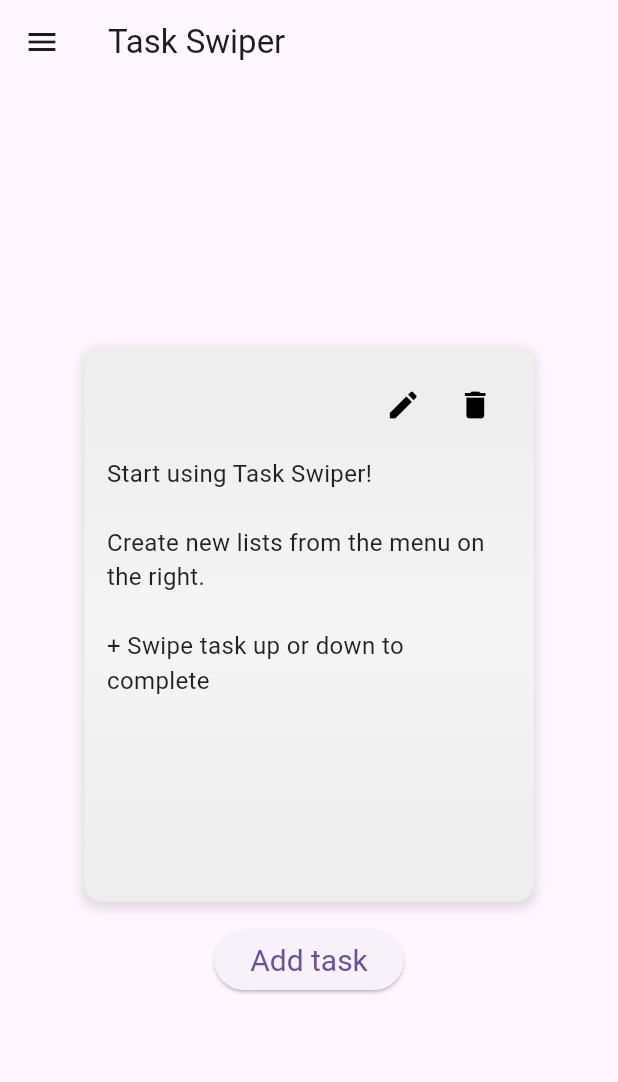
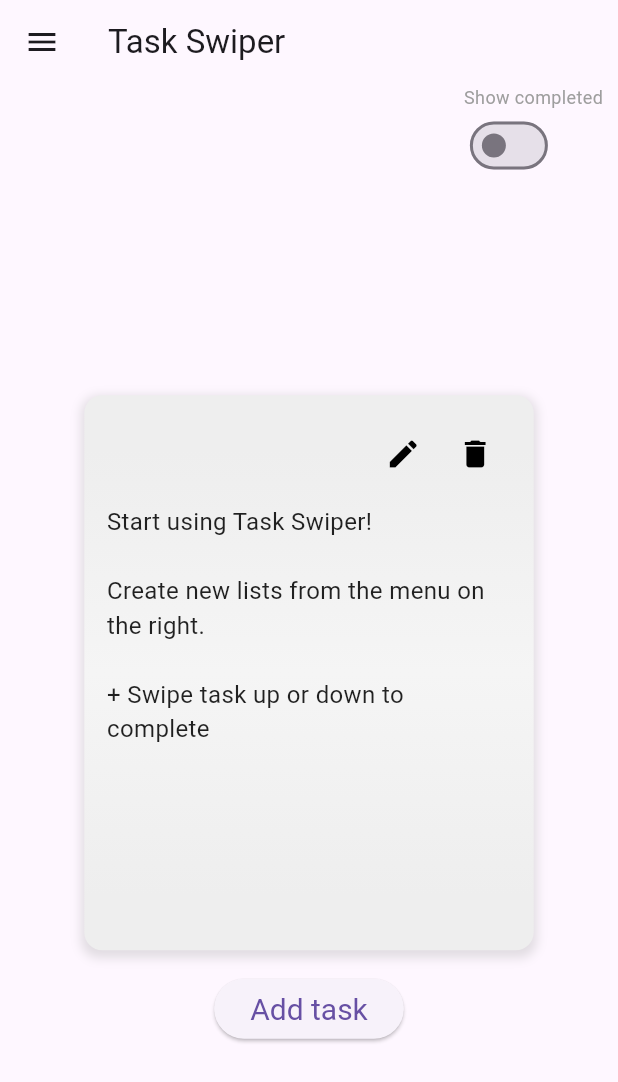
Before and after one commit to temedeus/task_swiper, a Flutter app: the screen it shows after launch, on a phone screen of 412 x 824 dp. Shown: the top 1082 px of the screen. Run offline on Flutter 3.47's test engine with Material 3 defaults, Android fonts, the phone set to English and light mode, and no system bars; drawn by our look-alikes of carousel_slider; our stand-ins replace get_it, sqflite; accounts and stored records are empty.

Commit message:
Show completed siwtch

```diff
--- a/lib/ui/screens/task_listing.dart
+++ b/lib/ui/screens/task_listing.dart
@@ -5,6 +5,7 @@ import 'package:taskswiper/model/task.dart';
 import 'package:taskswiper/providers/selected_task_list_provider.dart';
 import 'package:taskswiper/service/database_service.dart';
 import 'package:taskswiper/service/service_locator.dart';
+import 'package:taskswiper/ui/widgets/switch_wrapper.dart';
 import 'package:taskswiper/ui/widgets/task_item.dart';
 
 import '../../model/status.dart';
@@ -24,6 +25,7 @@ class _TaskListingState extends State<TaskListing> {
   late DatabaseService _databaseService;
   List<Task> _tasks = [];
   TaskList? _taskList;
+  bool showCompleted = false;
 
   _TaskListingState();
 
@@ -66,8 +68,9 @@ class _TaskListingState extends State<TaskListing> {
 
               return Column(
                 mainAxisAlignment: MainAxisAlignment.spaceBetween,
-                crossAxisAlignment: CrossAxisAlignment.center,
+                crossAxisAlignment: CrossAxisAlignment.end,
                 children: [
+                  SwitchWrapper(title: "Show completed", onChanged: null,),
                   Expanded(
                     child: Center(
                       child: Column(
--- /dev/null
+++ b/lib/ui/widgets/switch_wrapper.dart
@@ -0,0 +1,40 @@
+import 'package:flutter/material.dart';
+
+class SwitchWrapper extends StatefulWidget {
+  final ValueChanged<bool>? onChanged;
+  final String title;
+
+  const SwitchWrapper({Key? key, this.onChanged, required this.title}) : super(key: key);
+
+  @override
+  _SwitchWrapperState createState() => _SwitchWrapperState();
+}
+
+class _SwitchWrapperState extends State<SwitchWrapper> {
+  bool _switchValue = false;
+
+  @override
+  Widget build(BuildContext context) {
+    return Padding(
+      padding: const EdgeInsets.symmetric(horizontal: 10.0),
+      child: Column(
+        crossAxisAlignment: CrossAxisAlignment.start,
+        children: [
+          Text(
+            widget.title,
+            style: const TextStyle(fontSize: 12, color: Colors.grey),
+          ),
+          Switch(
+            value: _switchValue,
+            onChanged: (value) {
+              setState(() {
+                _switchValue = value;
+              });
+              widget.onChanged?.call(value);
+            },
+          ),
+        ],
+      ),
+    );
+  }
+}
```
